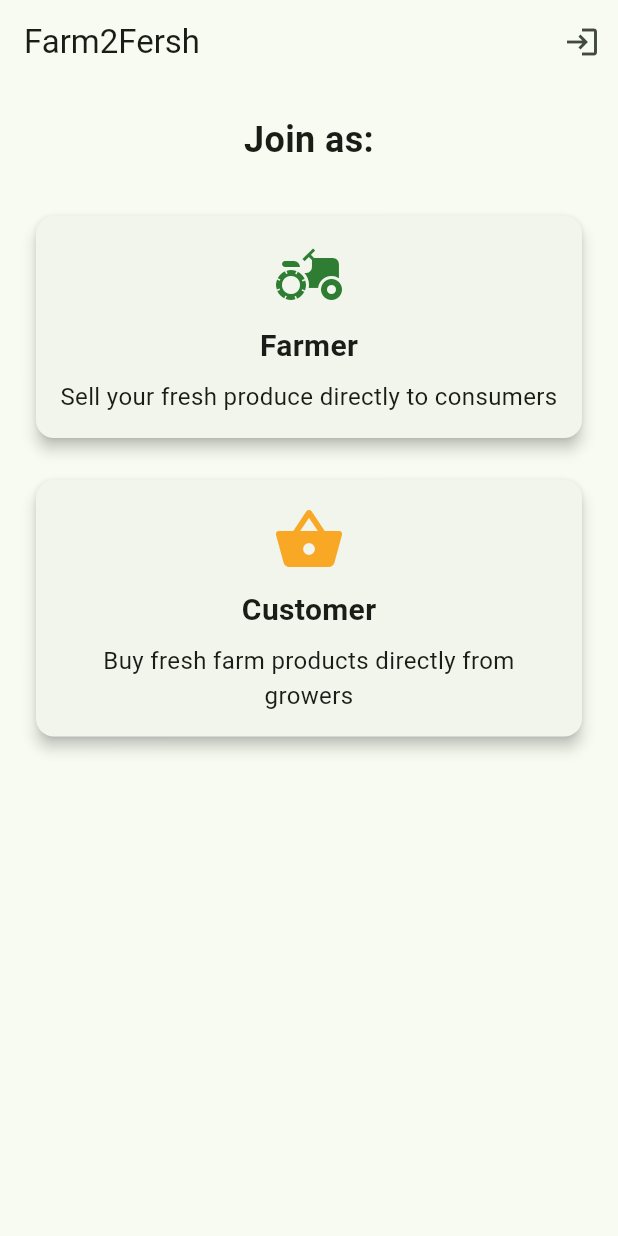
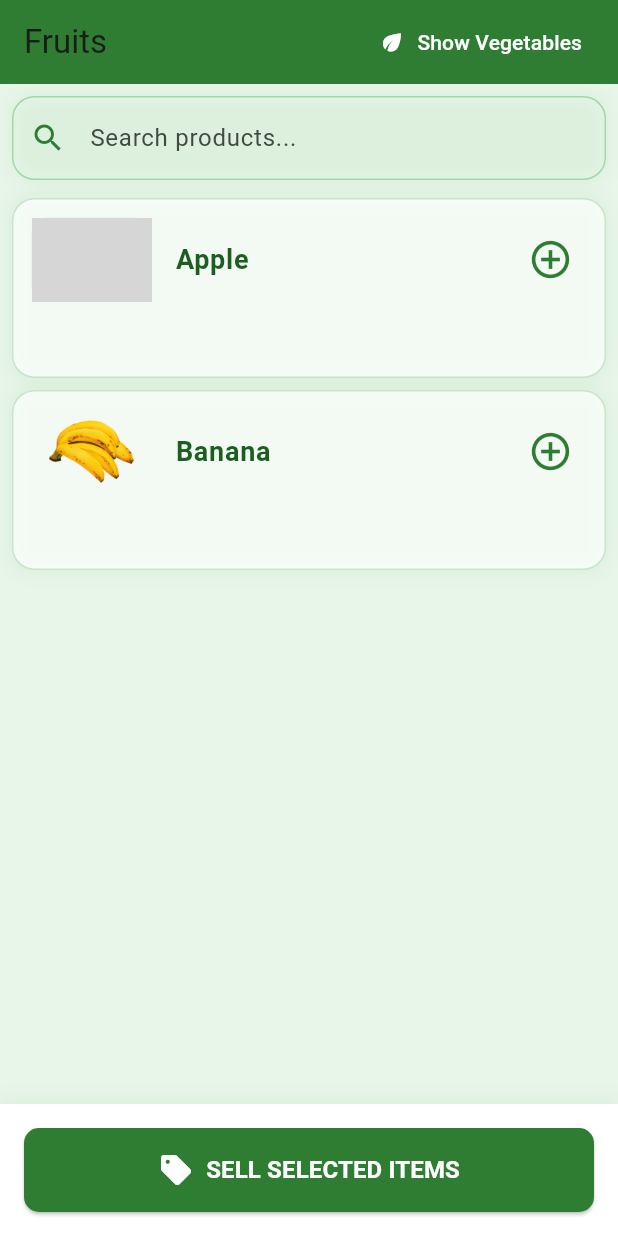
Before and after one commit to tanishq-2208/F2F_Test, a Flutter app: the screen it shows after launch, on a phone screen of 412 x 824 dp. Run offline on Flutter 3.47's test engine with Material 3 defaults, Android fonts, the phone set to English and light mode, and no system bars; our stand-ins replace file_picker, geolocator; grey boxes are pictures that could not be loaded.

Commit message:
implemented farmers screen

```diff
--- a/f2f/lib/main.dart
+++ b/f2f/lib/main.dart
@@ -1,6 +1,6 @@
 import 'package:flutter/material.dart';
 import 'screens/landing_screen.dart';
-
+import 'screens/products_page.dart';
 
 void main() {
   runApp(const MyApp());
@@ -35,9 +35,7 @@ class MyApp extends StatelessWidget {
       //         role: ModalRoute.of(context)!.settings.arguments as String,
       //       ),
       // },
-      home: const LandingPage(),
+      home: const ProductsPage(),
     );
   }
 }
-
-// Remove all other existing classes (MyHomePage, etc.) from main.dart
--- /dev/null
+++ b/f2f/lib/screens/products_page.dart
@@ -0,0 +1,447 @@
+import 'package:flutter/material.dart';
+
+class Product {
+  final String name;
+  final String imageUrl;
+  double price;
+  String unit;
+  double? selectedQuantity;
+  double? selectedPrice;
+
+  Product({
+    required this.name,
+    required this.imageUrl,
+    required this.price,
+    required this.unit,
+    this.selectedQuantity,
+    this.selectedPrice,
+  });
+}
+
+class ProductsPage extends StatefulWidget {
+  const ProductsPage({super.key});
+
+  @override
+  State<ProductsPage> createState() => _ProductsPageState();
+}
+
+class _ProductsPageState extends State<ProductsPage> {
+  bool isVegetableSection = false;
+
+  final List<Product> fruits = [
+    Product(
+      name: 'Apple',
+      imageUrl: 'assets/images/apple.png',
+      price: 0.0,
+      unit: 'kg',
+    ),
+    Product(
+      name: 'Banana',
+      imageUrl: 'assets/images/banana.png',
+      price: 0.0,
+      unit: 'kg',
+    ),
+  ];
+
+  final List<Product> vegetables = [
+    Product(
+      name: 'Tomato',
+      imageUrl: 'assets/images/tomato.png',
+      price: 0.0,
+      unit: 'kg',
+    ),
+    Product(
+      name: 'Onion',
+      imageUrl: 'assets/images/onion.png',
+      price: 0.0,
+      unit: 'kg',
+    ),
+  ];
+
+  List<Product> get products => isVegetableSection ? vegetables : fruits;
+  List<Product> filteredProducts = [];
+  TextEditingController searchController = TextEditingController();
+
+  @override
+  void initState() {
+    super.initState();
+    filteredProducts = List.from(products);
+  }
+
+  // Update AppBar in build method
+  @override
+  Widget build(BuildContext context) {
+    return Scaffold(
+      appBar: AppBar(
+        title: Text(isVegetableSection ? 'Vegetables' : 'Fruits'),
+        backgroundColor: Colors.green.shade800,
+        elevation: 0,
+        actions: [
+          TextButton.icon(
+            onPressed: () {
+              setState(() {
+                isVegetableSection = !isVegetableSection;
+                searchController.clear();
+                filteredProducts = List.from(products);
+              });
+            },
+            icon: Icon(
+              isVegetableSection ? Icons.apple : Icons.eco,
+              color: Colors.white,
+            ),
+            label: Text(
+              isVegetableSection ? 'Show Fruits' : 'Show Vegetables',
+              style: const TextStyle(color: Colors.white),
+            ),
+          ),
+          const SizedBox(width: 8),
+        ],
+      ),
+      backgroundColor: Colors.green.shade50,
+      body: Column(
+        children: [
+          Container(
+            margin: const EdgeInsets.all(8.0),
+            decoration: BoxDecoration(
+              borderRadius: BorderRadius.circular(15),
+              color: Colors.white.withOpacity(0.1),
+              boxShadow: [
+                BoxShadow(
+                  color: Colors.green.withOpacity(0.1),
+                  blurRadius: 10,
+                  spreadRadius: 1,
+                ),
+              ],
+            ),
+            // Update the search TextField in the build method:
+            child: TextField(
+              controller: searchController,
+              decoration: InputDecoration(
+                hintText: 'Search products...',
+                prefixIcon: Icon(Icons.search, color: Colors.green.shade800),
+                border: OutlineInputBorder(
+                  borderRadius: BorderRadius.circular(15),
+                  borderSide: BorderSide(color: Colors.green.shade200),
+                ),
+                enabledBorder: OutlineInputBorder(
+                  borderRadius: BorderRadius.circular(15),
+                  borderSide: BorderSide(color: Colors.green.shade200),
+                ),
+                focusedBorder: OutlineInputBorder(
+                  borderRadius: BorderRadius.circular(15),
+                  borderSide: BorderSide(color: Colors.green.shade800),
+                ),
+              ),
+              onChanged: (value) {
+                setState(() {
+                  filteredProducts =
+                      products
+                          .where(
+                            (product) => product.name.toLowerCase().contains(
+                              value.toLowerCase(),
+                            ),
+                          )
+                          .toList();
+                });
+              },
+            ),
+          ),
+          Expanded(
+            child: ListView.builder(
+              scrollDirection: Axis.vertical,
+              itemCount: filteredProducts.length,
+              itemBuilder: (context, index) {
+                final product = filteredProducts[index];
+                return Container(
+                  height: 120,
+                  margin: const EdgeInsets.symmetric(
+                    horizontal: 8.0,
+                    vertical: 4.0,
+                  ),
+                  decoration: BoxDecoration(
+                    borderRadius: BorderRadius.circular(15),
+                    color: Colors.white.withOpacity(0.7),
+                    boxShadow: [
+                      BoxShadow(
+                        color: Colors.green.withOpacity(0.1),
+                        blurRadius: 10,
+                        spreadRadius: 1,
+                      ),
+                    ],
+                    border: Border.all(color: Colors.green.shade100, width: 1),
+                  ),
+                  child: ListTile(
+                    contentPadding: const EdgeInsets.all(12),
+                    leading: ClipRRect(
+                      borderRadius: BorderRadius.circular(10),
+                      child: Image.asset(
+                        product.imageUrl,
+                        height: 80,
+                        width: 80,
+                        fit: BoxFit.fitHeight,
+                        errorBuilder: (context, error, stackTrace) {
+                          return Container(
+                            height: 80,
+                            width: 80,
+                            decoration: BoxDecoration(
+                              color: Colors.green.shade100,
+                              borderRadius: BorderRadius.circular(10),
+                            ),
+                            child: Icon(
+                              Icons.image_not_supported,
+                              size: 40,
+                              color: Colors.green.shade800,
+                            ),
+                          );
+                        },
+                      ),
+                    ),
+                    title: Text(
+                      product.name,
+                      style: TextStyle(
+                        fontSize: 18,
+                        fontWeight: FontWeight.bold,
+                        color: Colors.green.shade900,
+                      ),
+                    ),
+                    subtitle:
+                        product.selectedQuantity != null
+                            ? Text(
+                              '${product.selectedQuantity} ${product.unit} at ₹${product.selectedPrice}/${product.unit}',
+                              style: TextStyle(
+                                color: Colors.green.shade700,
+                                fontSize: 14,
+                              ),
+                            )
+                            : null,
+                    trailing: IconButton(
+                      icon: Icon(
+                        Icons.add_circle_outline,
+                        color: Colors.green.shade800,
+                        size: 30,
+                      ),
+                      onPressed: () => _showAddBottomSheet(context, product),
+                    ),
+                  ),
+                );
+              },
+            ),
+          ),
+          Container(
+            width: double.infinity,
+            padding: const EdgeInsets.all(16.0),
+            decoration: BoxDecoration(
+              color: Colors.white,
+              boxShadow: [
+                BoxShadow(
+                  color: Colors.green.withOpacity(0.1),
+                  blurRadius: 10,
+                  spreadRadius: 1,
+                  offset: const Offset(0, -2),
+                ),
+              ],
+            ),
+            child: ElevatedButton.icon(
+              onPressed: () {
+                double totalAmount = 0;
+                bool hasSelectedProducts = false;
+
+                for (var product in products) {
+                  if (product.selectedQuantity != null &&
+                      product.selectedPrice != null) {
+                    totalAmount +=
+                        product.selectedQuantity! * product.selectedPrice!;
+                    hasSelectedProducts = true;
+                  }
+                }
+
+                if (hasSelectedProducts) {
+                  ScaffoldMessenger.of(context).showSnackBar(
+                    SnackBar(
+                      content: Text(
+                        'Total Sale Amount: ₹$totalAmount',
+                        style: const TextStyle(color: Colors.white),
+                      ),
+                      backgroundColor: Colors.green.shade800,
+                      duration: const Duration(seconds: 2),
+                    ),
+                  );
+
+                  setState(() {
+                    for (var product in products) {
+                      product.selectedQuantity = null;
+                      product.selectedPrice = null;
+                    }
+                  });
+                } else {
+                  ScaffoldMessenger.of(context).showSnackBar(
+                    SnackBar(
+                      content: const Text(
+                        'Please add quantity and price for at least one product',
+                        style: TextStyle(color: Colors.white),
+                      ),
+                      backgroundColor: Colors.red.shade800,
+                      duration: const Duration(seconds: 2),
+                    ),
+                  );
+                }
+              },
+              icon: const Icon(Icons.sell, size: 24),
+              label: const Text(
+                'SELL SELECTED ITEMS',
+                style: TextStyle(fontSize: 16, fontWeight: FontWeight.bold),
+              ),
+              style: ElevatedButton.styleFrom(
+                backgroundColor: Colors.green.shade800,
+                padding: const EdgeInsets.symmetric(vertical: 16),
+                shape: RoundedRectangleBorder(
+                  borderRadius: BorderRadius.circular(10),
+                ),
+              ),
+            ),
+          ),
+        ],
+      ),
+    );
+  }
+
+  void _showAddBottomSheet(BuildContext context, Product product) {
+    double quantity = 1.0;
+    double price = 0.0;
+    String selectedUnit = product.unit;
+    String? quantityError;
+
+    showModalBottomSheet(
+      context: context,
+      builder: (BuildContext context) {
+        return StatefulBuilder(
+          builder: (BuildContext context, StateSetter setModalState) {
+            void validateQuantity(String value) {
+              double? parsedValue = double.tryParse(value);
+              if (parsedValue != null) {
+                if (selectedUnit == 'kg' && parsedValue > 5) {
+                  setModalState(() {
+                    // Changed from setState to setModalState
+                    quantityError = 'Maximum quantity is 5 kg';
+                    quantity = 5.0;
+                  });
+                } else if (selectedUnit == 'g' && parsedValue > 5000) {
+                  setModalState(() {
+                    // Changed from setState to setModalState
+                    quantityError = 'Maximum quantity is 5000 g';
+                    quantity = 5000.0;
+                  });
+                } else if (selectedUnit == 'dozen' && parsedValue > 10) {
+                  setModalState(() {
+                    // Changed from setState to setModalState
+                    quantityError = 'Maximum quantity is 10 dozen';
+                    quantity = 10.0;
+                  });
+                } else {
+                  setModalState(() {
+                    // Changed from setState to setModalState
+                    quantityError = null;
+                    quantity = parsedValue;
+                  });
+                }
+              }
+            }
+
+            return Container(
+              padding: const EdgeInsets.all(16.0),
+              child: Column(
+                mainAxisSize: MainAxisSize.min,
+                children: [
+                  Text(
+                    product.name,
+                    style: const TextStyle(
+                      fontSize: 20,
+                      fontWeight: FontWeight.bold,
+                    ),
+                  ),
+                  const SizedBox(height: 20),
+                  DropdownButtonFormField<String>(
+                    value: selectedUnit,
+                    decoration: const InputDecoration(
+                      labelText: 'Select Unit',
+                      border: OutlineInputBorder(),
+                    ),
+                    items: const [
+                      DropdownMenuItem(
+                        value: 'kg',
+                        child: Text('Kilograms (kg)'),
+                      ),
+                      DropdownMenuItem(value: 'g', child: Text('Grams (g)')),
+                      DropdownMenuItem(
+                        value: 'dozen',
+                        child: Text('Dozen (12 pieces)'),
+                      ),
+                    ],
+                    onChanged: (String? newValue) {
+                      setModalState(() {
+                        // Changed from setState to setModalState
+                        selectedUnit = newValue!;
+                        quantity = 1.0;
+                        quantityError = null;
+                      });
+                    },
+                  ),
+                  const SizedBox(height: 10),
+                  TextField(
+                    keyboardType: TextInputType.number,
+                    decoration: InputDecoration(
+                      labelText: 'Quantity ($selectedUnit)',
+                      border: const OutlineInputBorder(),
+                      errorText: quantityError,
+                      helperText:
+                          selectedUnit == 'kg'
+                              ? 'Maximum: 5 kg'
+                              : selectedUnit == 'g'
+                              ? 'Maximum: 5000 g'
+                              : 'Maximum: 10 dozen',
+                    ),
+                    onChanged: validateQuantity,
+                  ),
+                  const SizedBox(height: 10),
+                  TextField(
+                    keyboardType: TextInputType.number,
+                    decoration: InputDecoration(
+                      labelText: 'Price per $selectedUnit',
+                      border: const OutlineInputBorder(),
+                    ),
+                    onChanged: (value) {
+                      setModalState(() {
+                        // Changed from setState to setModalState
+                        price = double.tryParse(value) ?? 0.0;
+                      });
+                    },
+                  ),
+                  const SizedBox(height: 20),
+                  ElevatedButton(
+                    onPressed: () {
+                      Navigator.pop(context);
+                      setState(() {
+                        product.selectedQuantity = quantity;
+                        product.selectedPrice = price;
+                        product.unit = selectedUnit;
+                        filteredProducts = List.from(products);
+                      });
+                    },
+                    style: ElevatedButton.styleFrom(
+                      backgroundColor: Colors.green.shade800,
+                      padding: const EdgeInsets.symmetric(
+                        horizontal: 32,
+                        vertical: 12,
+                      ),
+                    ),
+                    child: const Text('OK'),
+                  ),
+                ],
+              ),
+            );
+          },
+        );
+      },
+    );
+  }
+}
--- a/f2f/pubspec.yaml
+++ b/f2f/pubspec.yaml
@@ -62,8 +62,8 @@ flutter:
   uses-material-design: true
 
   # To add assets to your application, add an assets section, like this:
-  # assets:
-  #   - images/a_dot_burr.jpeg
+  assets:
+   - assets/images/
   #   - images/a_dot_ham.jpeg
 
   # An image asset can refer to one or more resolution-specific "variants", see
```
Also changed, not shown: f2f/assets/images/banana.png (added), f2f/assets/images/onion.png (added), f2f/assets/images/tomato.png (added), 1 other file.
